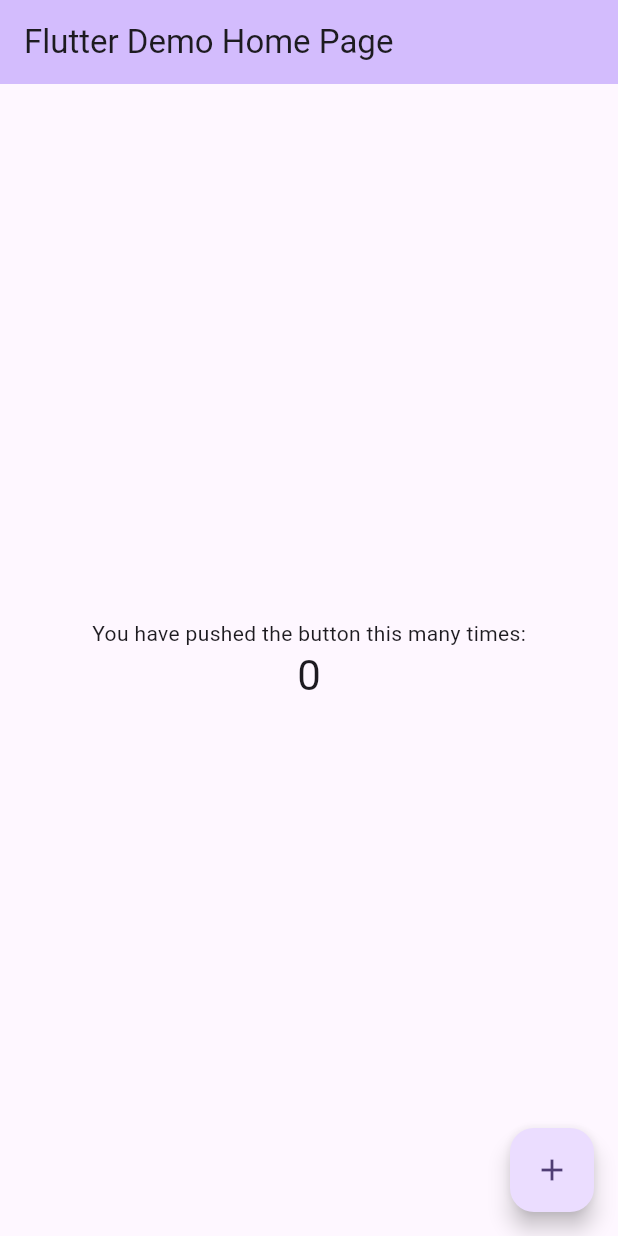
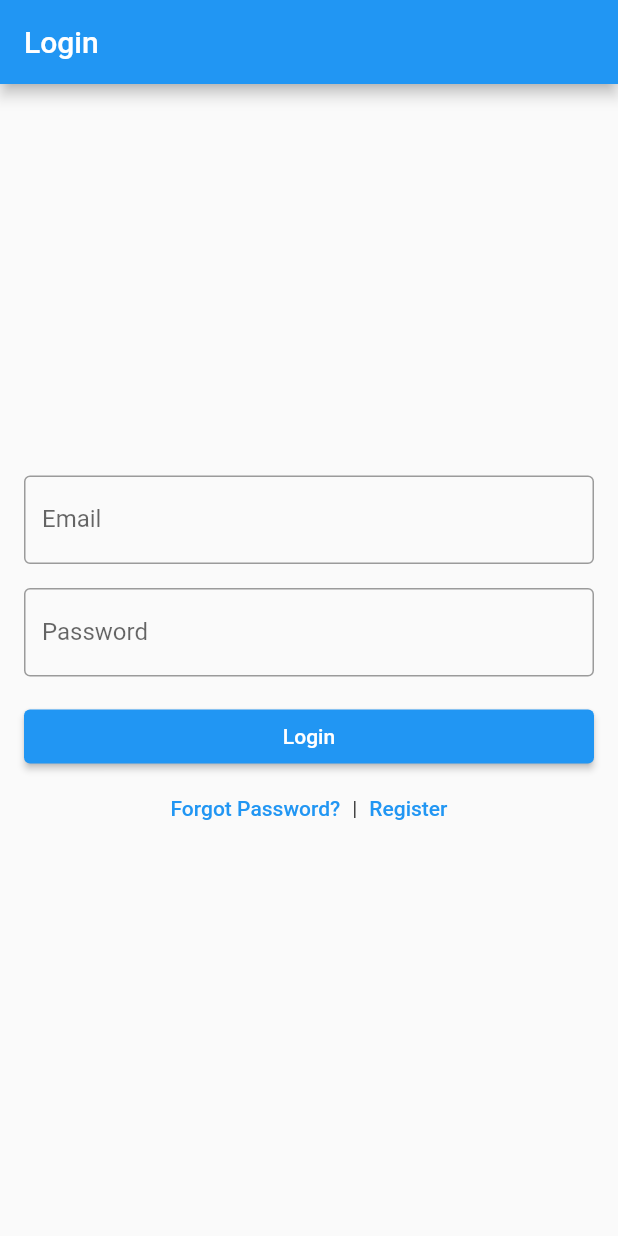
Before and after one commit to jpdants/Student-Aide, a Flutter app: the screen it shows after launch, on a phone screen of 412 x 824 dp. Run offline on Flutter 3.47's test engine with Material 2 defaults, Android fonts, the phone set to English and light mode, and no system bars.

Commit message:
feat: implementando tela de login

```diff
--- a/trabalho_final_prog_moveis/lib/main.dart
+++ b/trabalho_final_prog_moveis/lib/main.dart
@@ -1,125 +1,20 @@
 import 'package:flutter/material.dart';
+import 'package:trabalho_final_prog_moveis/view/login_view.dart';
 
-void main() {
-  runApp(const MyApp());
-}
+void main() => runApp(MyApp());
 
 class MyApp extends StatelessWidget {
   const MyApp({super.key});
 
-  // This widget is the root of your application.
   @override
   Widget build(BuildContext context) {
     return MaterialApp(
-      title: 'Flutter Demo',
+      debugShowCheckedModeBanner: false,
+      title: 'STUDENT-AIDE',
       theme: ThemeData(
-        // This is the theme of your application.
-        //
-        // TRY THIS: Try running your application with "flutter run". You'll see
-        // the application has a blue toolbar. Then, without quitting the app,
-        // try changing the seedColor in the colorScheme below to Colors.green
-        // and then invoke "hot reload" (save your changes or press the "hot
-        // reload" button in a Flutter-supported IDE, or press "r" if you used
-        // the command line to start the app).
-        //
-        // Notice that the counter didn't reset back to zero; the application
-        // state is not lost during the reload. To reset the state, use hot
-        // restart instead.
-        //
-        // This works for code too, not just values: Most code changes can be
-        // tested with just a hot reload.
-        colorScheme: ColorScheme.fromSeed(seedColor: Colors.deepPurple),
-        useMaterial3: true,
+        primarySwatch: Colors.blue,
       ),
-      home: const MyHomePage(title: 'Flutter Demo Home Page'),
+      home: LoginPage(),
     );
   }
 }
-
-class MyHomePage extends StatefulWidget {
-  const MyHomePage({super.key, required this.title});
-
-  // This widget is the home page of your application. It is stateful, meaning
-  // that it has a State object (defined below) that contains fields that affect
-  // how it looks.
-
-  // This class is the configuration for the state. It holds the values (in this
-  // case the title) provided by the parent (in this case the App widget) and
-  // used by the build method of the State. Fields in a Widget subclass are
-  // always marked "final".
-
-  final String title;
-
-  @override
-  State<MyHomePage> createState() => _MyHomePageState();
-}
-
-class _MyHomePageState extends State<MyHomePage> {
-  int _counter = 0;
-
-  void _incrementCounter() {
-    setState(() {
-      // This call to setState tells the Flutter framework that something has
-      // changed in this State, which causes it to rerun the build method below
-      // so that the display can reflect the updated values. If we changed
-      // _counter without calling setState(), then the build method would not be
-      // called again, and so nothing would appear to happen.
-      _counter++;
-    });
-  }
-
-  @override
-  Widget build(BuildContext context) {
-    // This method is rerun every time setState is called, for instance as done
-    // by the _incrementCounter method above.
-    //
-    // The Flutter framework has been optimized to make rerunning build methods
-    // fast, so that you can just rebuild anything that needs updating rather
-    // than having to individually change instances of widgets.
-    return Scaffold(
-      appBar: AppBar(
-        // TRY THIS: Try changing the color here to a specific color (to
-        // Colors.amber, perhaps?) and trigger a hot reload to see the AppBar
-        // change color while the other colors stay the same.
-        backgroundColor: Theme.of(context).colorScheme.inversePrimary,
-        // Here we take the value from the MyHomePage object that was created by
-        // the App.build method, and use it to set our appbar title.
-        title: Text(widget.title),
-      ),
-      body: Center(
-        // Center is a layout widget. It takes a single child and positions it
-        // in the middle of the parent.
-        child: Column(
-          // Column is also a layout widget. It takes a list of children and
-          // arranges them vertically. By default, it sizes itself to fit its
-          // children horizontally, and tries to be as tall as its parent.
-          //
-          // Column has various properties to control how it sizes itself and
-          // how it positions its children. Here we use mainAxisAlignment to
-          // center the children vertically; the main axis here is the vertical
-          // axis because Columns are vertical (the cross axis would be
-          // horizontal).
-          //
-          // TRY THIS: Invoke "debug painting" (choose the "Toggle Debug Paint"
-          // action in the IDE, or press "p" in the console), to see the
-          // wireframe for each widget.
-          mainAxisAlignment: MainAxisAlignment.center,
-          children: <Widget>[
-            const Text(
-              'You have pushed the button this many times:',
-            ),
-            Text(
-              '$_counter',
-              style: Theme.of(context).textTheme.headlineMedium,
-            ),
-          ],
-        ),
-      ),
-      floatingActionButton: FloatingActionButton(
-        onPressed: _incrementCounter,
-        tooltip: 'Increment',
-        child: const Icon(Icons.add),
-      ), // This trailing comma makes auto-formatting nicer for build methods.
-    );
-  }
-}
--- /dev/null
+++ b/trabalho_final_prog_moveis/lib/view/login_view.dart
@@ -0,0 +1,116 @@
+import 'package:flutter/material.dart';
+
+void main() {
+  runApp(MyApp());
+}
+
+class MyApp extends StatelessWidget {
+  @override
+  Widget build(BuildContext context) {
+    return MaterialApp(
+      title: 'Login Screen',
+      home: LoginPage(),
+    );
+  }
+}
+
+class LoginPage extends StatefulWidget {
+  @override
+  _LoginPageState createState() => _LoginPageState();
+}
+
+class _LoginPageState extends State<LoginPage> {
+  final _formKey = GlobalKey<FormState>();
+  String _email = '';
+  String _password = '';
+
+  void _submitForm() {
+    if (_formKey.currentState!.validate()) {
+      // Do login here
+    }
+  }
+
+  void _forgotPassword() {
+    // Implement password recovery logic here
+  }
+
+  void _register() {
+    // Implement registration logic here
+  }
+
+  @override
+  Widget build(BuildContext context) {
+    return Scaffold(
+      appBar: AppBar(
+        title: Text('Login'),
+      ),
+      body: Padding(
+        padding: EdgeInsets.all(16.0),
+        child: Form(
+          key: _formKey,
+          child: Column(
+            crossAxisAlignment: CrossAxisAlignment.stretch,
+            mainAxisAlignment: MainAxisAlignment.center,
+            children: [
+              TextFormField(
+                decoration: InputDecoration(
+                  labelText: 'Email',
+                  border: OutlineInputBorder(),
+                ),
+                validator: (value) {
+                  if (value == null || value.isEmpty) {
+                    return 'Please enter your email';
+                  }
+                  return null;
+                },
+                onChanged: (value) {
+                  setState(() {
+                    _email = value;
+                  });
+                },
+              ),
+              SizedBox(height: 16.0),
+              TextFormField(
+                obscureText: true,
+                decoration: InputDecoration(
+                  labelText: 'Password',
+                  border: OutlineInputBorder(),
+                ),
+                validator: (value) {
+                  if (value == null || value.isEmpty) {
+                    return 'Please enter your password';
+                  }
+                  return null;
+                },
+                onChanged: (value) {
+                  setState(() {
+                    _password = value;
+                  });
+                },
+              ),
+              SizedBox(height: 16.0),
+              ElevatedButton(
+                onPressed: _submitForm,
+                child: Text('Login'),
+              ),
+              Row(
+                mainAxisAlignment: MainAxisAlignment.center,
+                children: [
+                  TextButton(
+                    onPressed: _forgotPassword,
+                    child: Text('Forgot Password?'),
+                  ),
+                  Text('|'),
+                  TextButton(
+                    onPressed: _register,
+                    child: Text('Register'),
+                  ),
+                ],
+              ),
+            ],
+          ),
+        ),
+      ),
+    );
+  }
+}
--- a/trabalho_final_prog_moveis/pubspec.yaml
+++ b/trabalho_final_prog_moveis/pubspec.yaml
@@ -31,10 +31,14 @@ dependencies:
   flutter:
     sdk: flutter
 
+  #firebase_auth: ^1.0.4
+
 
   # The following adds the Cupertino Icons font to your application.
   # Use with the CupertinoIcons class for iOS style icons.
   cupertino_icons: ^1.0.2
+  firebase_core: ^1.13.1
+  firebase_database: ^9.0.8
 
 dev_dependencies:
   flutter_test:
```
Also changed, not shown: trabalho_final_prog_moveis/pubspec.lock, 2 other files.
